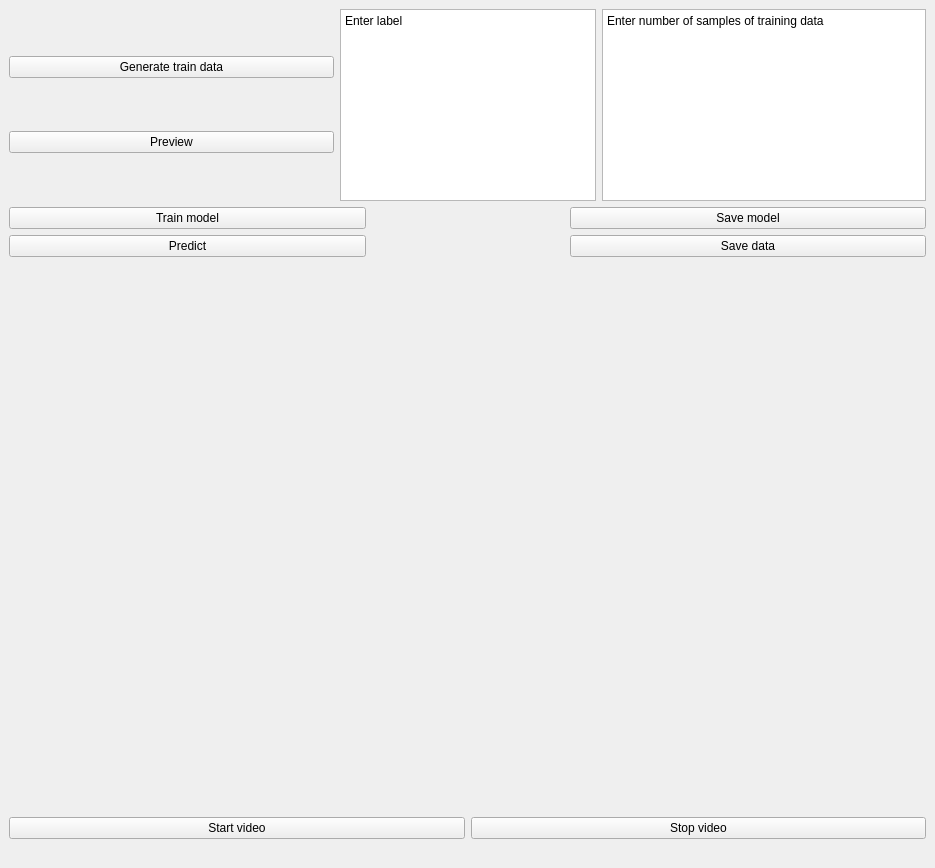
Before: the Qt Designer form example/mainwindow.ui in TheVin-dev/vsp-gesturecnn, drawn with Qt 5.
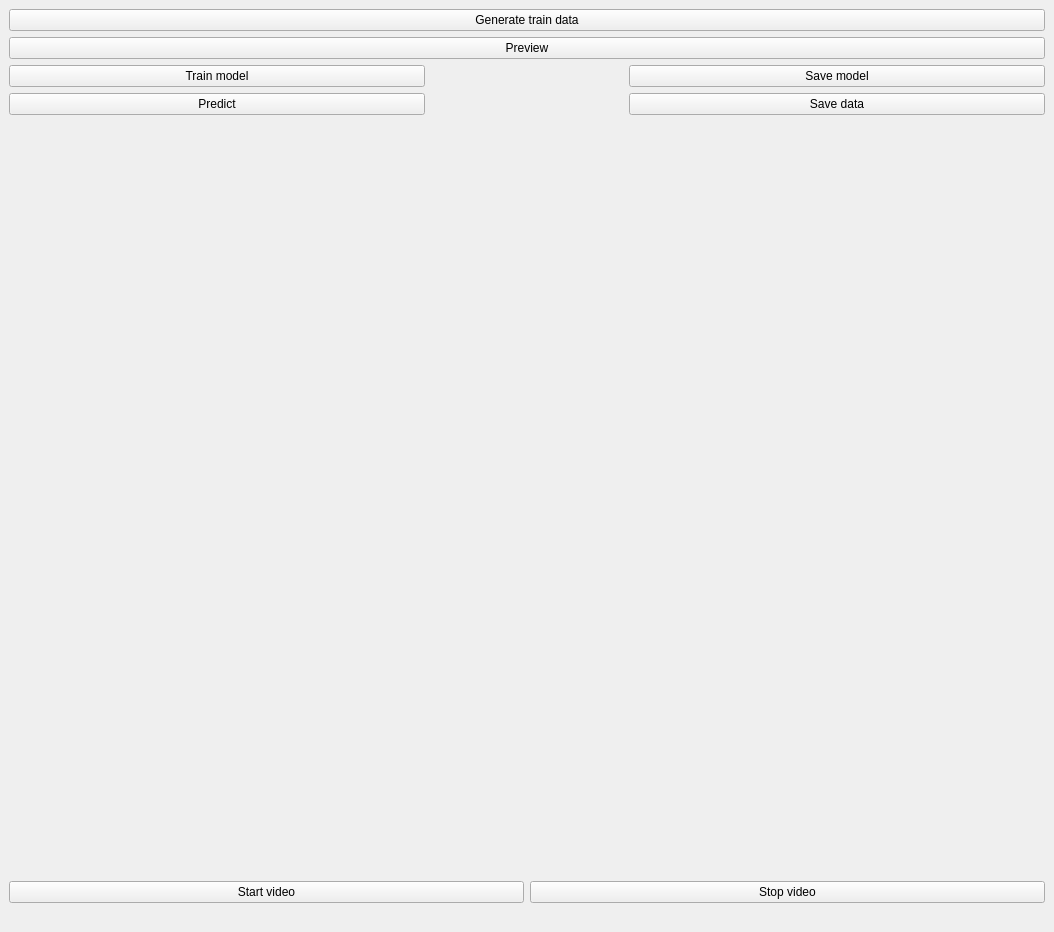
After: the same form once the commit is applied.

Patch:
```diff
--- a/example/mainwindow.ui
+++ b/example/mainwindow.ui
@@ -6,8 +6,8 @@
    <rect>
     <x>0</x>
     <y>0</y>
-    <width>935</width>
-    <height>868</height>
+    <width>1054</width>
+    <height>932</height>
    </rect>
   </property>
   <property name="sizePolicy">
@@ -37,12 +37,12 @@
         <item>
          <layout class="QVBoxLayout" name="verticalLayout_3">
           <property name="sizeConstraint">
-           <enum>QLayout::SetNoConstraint</enum>
+           <enum>QLayout::SetDefaultConstraint</enum>
           </property>
           <item>
            <widget class="QPushButton" name="generateData">
             <property name="sizePolicy">
-             <sizepolicy hsizetype="Minimum" vsizetype="Fixed">
+             <sizepolicy hsizetype="Preferred" vsizetype="Fixed">
               <horstretch>0</horstretch>
               <verstretch>0</verstretch>
              </sizepolicy>
@@ -53,7 +53,13 @@
            </widget>
           </item>
           <item>
-           <widget class="QPushButton" name="previewGenerated">
+           <widget class="QPushButton" name="cleanFolder">
+            <property name="sizePolicy">
+             <sizepolicy hsizetype="Preferred" vsizetype="Fixed">
+              <horstretch>0</horstretch>
+              <verstretch>0</verstretch>
+             </sizepolicy>
+            </property>
             <property name="text">
              <string>Preview</string>
             </property>
@@ -61,51 +67,6 @@
           </item>
          </layout>
         </item>
-        <item>
-         <widget class="QPlainTextEdit" name="dataLabel">
-          <property name="sizePolicy">
-           <sizepolicy hsizetype="Fixed" vsizetype="Minimum">
-            <horstretch>0</horstretch>
-            <verstretch>0</verstretch>
-           </sizepolicy>
-          </property>
-          <property name="minimumSize">
-           <size>
-            <width>1</width>
-            <height>28</height>
-           </size>
-          </property>
-          <property name="toolTip">
-           <string>&lt;html&gt;&lt;head/&gt;&lt;body&gt;&lt;p&gt;Enter Label for training data&lt;/p&gt;&lt;p&gt;&lt;br/&gt;&lt;/p&gt;&lt;/body&gt;&lt;/html&gt;</string>
-          </property>
-          <property name="plainText">
-           <string>Enter label</string>
-          </property>
-         </widget>
-        </item>
-        <item>
-         <widget class="QPlainTextEdit" name="dataSamples">
-          <property name="sizePolicy">
-           <sizepolicy hsizetype="Minimum" vsizetype="Minimum">
-            <horstretch>0</horstretch>
-            <verstretch>0</verstretch>
-           </sizepolicy>
-          </property>
-          <property name="minimumSize">
-           <size>
-            <width>0</width>
-            <height>28</height>
-           </size>
-          </property>
-          <property name="toolTip">
-           <string>&lt;html&gt;&lt;head/&gt;&lt;body&gt;&lt;p&gt;Enter number of samples of training data&lt;/p&gt;&lt;p&gt;&lt;br/&gt;&lt;/p&gt;&lt;/body&gt;&lt;/html&gt;</string>
-          </property>
-          <property name="plainText">
-           <string>Enter number of samples of training data
-</string>
-          </property>
-         </widget>
-        </item>
        </layout>
       </item>
       <item>
```
